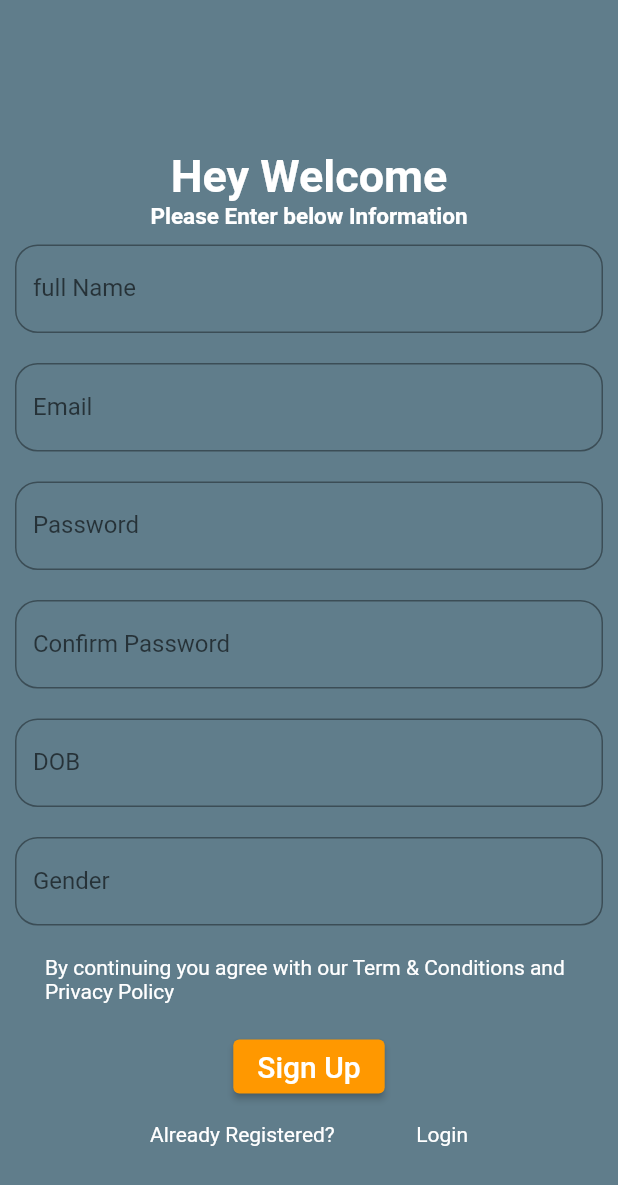
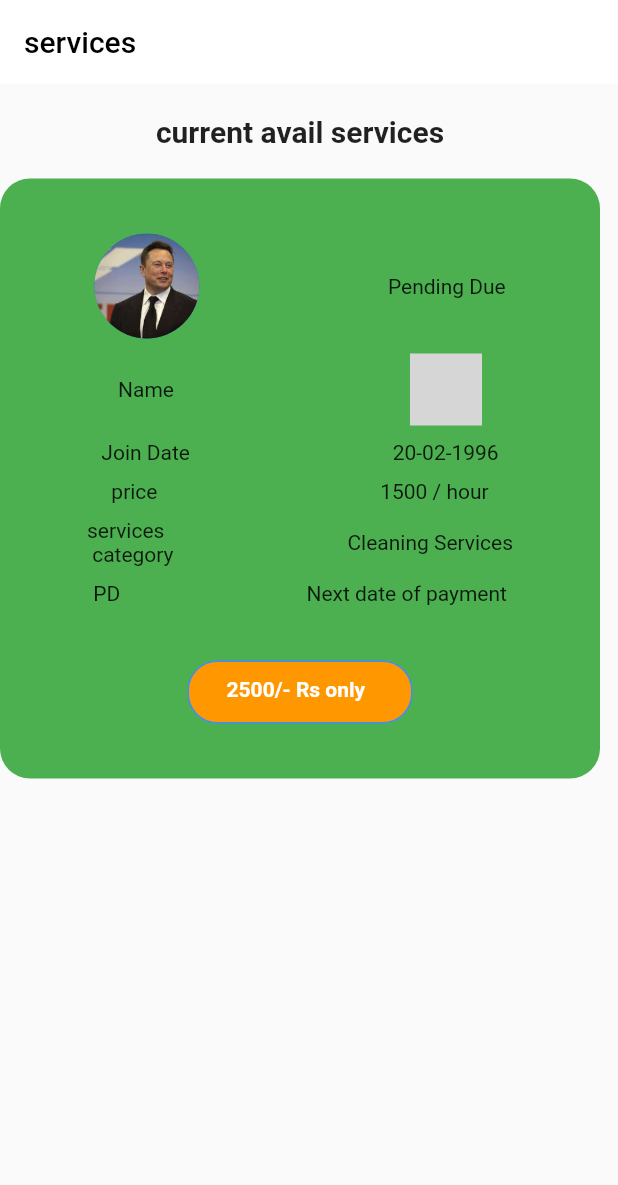
Before and after one commit to swap769/todaywork, a Flutter app: the screen it shows after launch, on a phone screen of 412 x 824 dp. Shown: the top 1185 px of the screen. Run offline on Flutter 3.47's test engine with Material 2 defaults, Android fonts, the light colour scheme and no system bars; statements that could not run were skipped; grey boxes are pictures that could not be loaded.

Commit message:
first commit

```diff
--- a/lib/Screens/login.dart
+++ /dev/null
@@ -1,152 +0,0 @@
-import 'package:flutter/material.dart';
-
-class Login extends StatefulWidget {
-  const Login({Key? key}) : super(key: key);
-
-  @override
-  State<Login> createState() => _LoginState();
-}
-
-class _LoginState extends State<Login> {
-  @override
-  Widget build(BuildContext context) {
-    return Scaffold(
-      backgroundColor: Colors.blueGrey,
-      body: SingleChildScrollView(
-        child: Column(
-          children: [
-            Container(
-              height: 100,
-              width: 100,
-              padding: EdgeInsets.only(top: 20),
-              decoration: BoxDecoration(
-                borderRadius: BorderRadius.circular(200),
-              ),
-              // child: Center(
-              //   child: Image.asset('assets/images/Zilaka Logo.svg'),
-              // ),
-            ),
-            Text(
-              "Hey Welcome",
-              style: TextStyle(
-                  fontSize: 30,
-                  color: Colors.white,
-                  fontWeight: FontWeight.bold),
-            ),
-            Text(
-              "Please Enter below Information",
-              style: TextStyle(
-                  fontSize: 15,
-                  color: Colors.white,
-                  fontWeight: FontWeight.bold),
-            ),
-            Padding(
-              padding: EdgeInsets.symmetric(horizontal: 10, vertical: 10),
-              child: TextFormField(
-                decoration: InputDecoration(
-                    border: OutlineInputBorder(
-                      borderRadius: BorderRadius.circular(15),
-                    ),
-                    labelText: 'full Name',
-                    hintText: 'Enter your full name'),
-              ),
-            ),
-            Padding(
-              padding: EdgeInsets.symmetric(horizontal: 10, vertical: 10),
-              child: TextFormField(
-                decoration: InputDecoration(
-                    border: OutlineInputBorder(
-                      borderRadius: BorderRadius.circular(15),
-                    ),
-                    labelText: 'Email',
-                    hintText: 'Enter your email'),
-              ),
-            ),
-            Padding(
-              padding: EdgeInsets.symmetric(horizontal: 10, vertical: 10),
-              child: TextFormField(
-                obscureText: true,
-                decoration: InputDecoration(
-                    border: OutlineInputBorder(
-                      borderRadius: BorderRadius.circular(15),
-                    ),
-                    labelText: 'Password',
-                    hintText: 'Enter your secure password'),
-              ),
-            ),
-            Padding(
-              padding: EdgeInsets.symmetric(horizontal: 10, vertical: 10),
-              child: TextFormField(
-                obscureText: true,
-                decoration: InputDecoration(
-                    border: OutlineInputBorder(
-                      borderRadius: BorderRadius.circular(15),
-                    ),
-                    labelText: 'Confirm Password',
-                    hintText: 'Re-type your password'),
-              ),
-            ),
-            Padding(
-              padding: EdgeInsets.symmetric(horizontal: 10, vertical: 10),
-              child: TextFormField(
-                obscureText: true,
-                decoration: InputDecoration(
-                    border: OutlineInputBorder(
-                      borderRadius: BorderRadius.circular(15),
-                    ),
-                    labelText: 'DOB',
-                    hintText: 'Date of Birth'),
-              ),
-            ),
-            Padding(
-              padding: EdgeInsets.symmetric(horizontal: 10, vertical: 10),
-              child: TextFormField(
-                obscureText: true,
-                decoration: InputDecoration(
-                    border: OutlineInputBorder(
-                      borderRadius: BorderRadius.circular(15),
-                    ),
-                    labelText: 'Gender',
-                    hintText: 'Enter your gender'),
-              ),
-            ),
-            Padding(
-              padding: const EdgeInsets.symmetric(horizontal: 30, vertical: 10),
-              child: Text(
-                "By continuing you agree with our Term & Conditions and Privacy Policy",
-                style: TextStyle(color: Colors.white),
-              ),
-            ),
-            Padding(
-              padding: const EdgeInsets.all(8.0),
-              child: ElevatedButton(
-                style: ElevatedButton.styleFrom(primary: Colors.orange),
-                onPressed: () {},
-                child: Text(
-                  "Sign Up",
-                  style: TextStyle(fontSize: 20),
-                ),
-              ),
-            ),
-            Padding(
-              padding: const EdgeInsets.symmetric(horizontal: 100, vertical: 5),
-              child: Row(
-                children: [
-                  Text(
-                    "Already Registered?",
-                    style: TextStyle(color: Colors.white),
-                  ),
-                  Spacer(),
-                  Text(
-                    "Login",
-                    style: TextStyle(color: Colors.white),
-                  ),
-                ],
-              ),
-            )
-          ],
-        ),
-      ),
-    );
-  }
-}
--- /dev/null
+++ b/lib/Screens/service.dart
@@ -0,0 +1,145 @@
+import 'package:flutter/material.dart';
+
+class Service extends StatelessWidget {
+  const Service({Key? key}) : super(key: key);
+
+  @override
+  Widget build(BuildContext context) {
+    return Scaffold(
+      appBar: AppBar(
+        backgroundColor: Colors.white,
+        elevation: 0,
+        title: Text(
+          "services",
+          style: TextStyle(
+            color: Colors.black,
+          ),
+        ),
+      ),
+      body: Column(
+        children: [
+          Padding(
+            padding: const EdgeInsets.symmetric(vertical: 20, horizontal: 30),
+            child: Text(
+              "current avail services",
+              style: TextStyle(
+                fontWeight: FontWeight.bold,
+                fontSize: 20,
+              ),
+            ),
+          ),
+          Container(
+            width: 400,
+            height: 400,
+            decoration: BoxDecoration(
+              borderRadius: BorderRadius.circular(20),
+              color: Colors.green,
+            ),
+            child: Column(
+              children: [
+                Spacer(),
+                Row(
+                  mainAxisAlignment: MainAxisAlignment.spaceAround,
+                  children: [
+                    Container(
+                      width: 70,
+                      height: 70,
+                      child: CircleAvatar(
+                        backgroundImage:
+                            AssetImage("assets/images/profile.png"),
+                      ),
+                    ),
+                    Container(
+                      child: Text("Pending Due"),
+                    ),
+                  ],
+                ),
+                SizedBox(height: 10),
+                Row(
+                  mainAxisAlignment: MainAxisAlignment.spaceAround,
+                  children: [
+                    Container(
+                      child: Text("Name"),
+                    ),
+                    Container(h
+                      child: Text("Lakhan"),
+                    ),
+                  ],
+                ),
+                SizedBox(height: 10),
+                Row(
+                  mainAxisAlignment: MainAxisAlignment.spaceAround,
+                  children: [
+                    Container(
+                      child: Text("Join Date"),
+                    ),
+                    Container(
+                      child: Text("20-02-1996"),
+                    ),
+                  ],
+                ),
+                SizedBox(height: 10),
+                Row(
+                  mainAxisAlignment: MainAxisAlignment.spaceAround,
+                  children: [
+                    Container(
+                      child: Text("price"),
+                    ),
+                    Container(
+                      child: Text("1500 / hour"),
+                    ),
+                  ],
+                ),
+                SizedBox(height: 10),
+                Row(
+                  mainAxisAlignment: MainAxisAlignment.spaceAround,
+                  children: [
+                    Container(
+                      child: Text("services \n category"),
+                    ),
+                    Container(
+                      child: Text("Cleaning Services"),
+                    ),
+                  ],
+                ),
+                SizedBox(height: 10),
+                Row(
+                  mainAxisAlignment: MainAxisAlignment.spaceAround,
+                  children: [
+                    Container(
+                      child: Text("PD"),
+                    ),
+                    Container(
+                      child: Text("Next date of payment"),
+                    ),
+                  ],
+                ),
+                Spacer(),
+                Container(
+                  width: 150,
+                  height: 42,
+                  decoration: BoxDecoration(
+                      color: Colors.orange,
+                       border: Border.all(color: Colors.blueAccent),
+                      borderRadius: BorderRadius.circular(20)),
+                  child: Padding(
+                    padding: const EdgeInsets.symmetric(horizontal: 25,vertical: 10),
+                    child: Text(
+                      "2500/- Rs only",
+                      style: TextStyle(
+                        color: Colors.white,
+                        fontWeight: FontWeight.bold,
+                        fontSize: 14,
+                      ),
+                    ),
+                  ),
+                ),
+                Spacer(),
+              ],
+            ),
+          )
+        ],
+      ),
+    );
+  }
+}
--- a/lib/main.dart
+++ b/lib/main.dart
@@ -1,5 +1,7 @@
 import 'package:flutter/material.dart';
-import 'package:test_4/Screens/login.dart';
+import 'package:flutter/widgets.dart';
+import 'package:test_4/Screens/service.dart';
+// import 'package:test_4/Screens/service_provider_booking.dart';
 
 void main() {
   runApp(const MyApp());
@@ -11,7 +13,8 @@ class MyApp extends StatelessWidget {
   Widget build(BuildContext context) {
     return MaterialApp(
       debugShowCheckedModeBanner: false,
-      home: Login(),
+      // home: ServicePorviderBooking(),
+      home: Service(),
     );
   }
 }
--- a/pubspec.yaml
+++ b/pubspec.yaml
@@ -33,6 +33,7 @@ dependencies:
   # The following adds the Cupertino Icons font to your application.
   # Use with the CupertinoIcons class for iOS style icons.
   cupertino_icons: ^1.0.2
+  flutter_svg: ^1.0.0
 
 dev_dependencies:
   flutter_test:
```
Also changed, not shown: lib/Screens/service_provider_booking.dart (added, +135 -0 lines), assets/images/logo.png (added), assets/images/profile.png (added), pubspec.lock.
